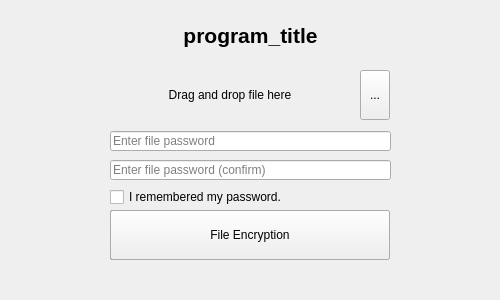
This is program/src/FileEncWindow.ui in suzukaotto/enc-program-v2_GUI as Qt 5 draws it before an edit. The edited form follows.
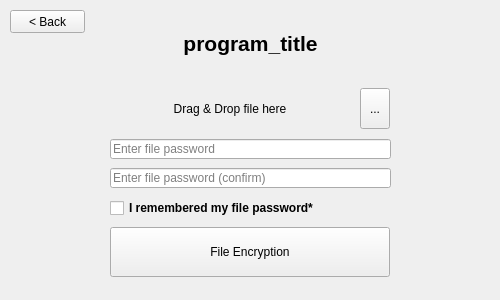
This is the edited form. Icons and pictures are not drawn.

What changed in the file:
```diff
--- a/program/src/FileEncWindow.ui
+++ b/program/src/FileEncWindow.ui
@@ -25,7 +25,7 @@
     <property name="geometry">
      <rect>
       <x>10</x>
-      <y>10</y>
+      <y>18</y>
       <width>481</width>
       <height>51</height>
      </rect>
@@ -61,7 +61,7 @@
     <property name="geometry">
      <rect>
       <x>110</x>
-      <y>210</y>
+      <y>227</y>
       <width>280</width>
       <height>50</height>
      </rect>
@@ -77,9 +77,9 @@
     <property name="geometry">
      <rect>
       <x>110</x>
-      <y>70</y>
+      <y>88</y>
       <width>240</width>
-      <height>50</height>
+      <height>41</height>
      </rect>
     </property>
     <property name="sizePolicy">
@@ -94,8 +94,17 @@
     <property name="acceptDrops">
      <bool>false</bool>
     </property>
+    <property name="toolTip">
+     <string>Drag or drop file here.</string>
+    </property>
+    <property name="autoFillBackground">
+     <bool>false</bool>
+    </property>
     <property name="text">
-     <string>Drag and drop file here</string>
+     <string>Drag &amp; Drop file here</string>
+    </property>
+    <property name="textFormat">
+     <enum>Qt::PlainText</enum>
     </property>
     <property name="alignment">
      <set>Qt::AlignCenter</set>
@@ -105,9 +114,9 @@
     <property name="geometry">
      <rect>
       <x>360</x>
-      <y>70</y>
+      <y>88</y>
       <width>30</width>
-      <height>50</height>
+      <height>41</height>
      </rect>
     </property>
     <property name="cursor">
@@ -124,11 +133,25 @@
     <property name="geometry">
      <rect>
       <x>110</x>
-      <y>131</y>
+      <y>139</y>
       <width>281</width>
       <height>20</height>
      </rect>
     </property>
+    <property name="font">
+     <font>
+      <kerning>true</kerning>
+     </font>
+    </property>
+    <property name="mouseTracking">
+     <bool>false</bool>
+    </property>
+    <property name="acceptDrops">
+     <bool>false</bool>
+    </property>
+    <property name="toolTip">
+     <string>Enter the password you want to set for the file.</string>
+    </property>
     <property name="text">
      <string notr="true"/>
     </property>
@@ -142,7 +165,10 @@
      <enum>QLineEdit::Normal</enum>
     </property>
     <property name="dragEnabled">
-     <bool>true</bool>
+     <bool>false</bool>
+    </property>
+    <property name="readOnly">
+     <bool>false</bool>
     </property>
     <property name="placeholderText">
      <string>Enter file password</string>
@@ -158,7 +184,7 @@
     <property name="geometry">
      <rect>
       <x>110</x>
-      <y>160</y>
+      <y>168</y>
       <width>281</width>
       <height>20</height>
      </rect>
@@ -188,32 +214,16 @@
      <bool>true</bool>
     </property>
    </widget>
-   <widget class="QCheckBox" name="pw_chk_box">
-    <property name="geometry">
-     <rect>
-      <x>110</x>
-      <y>190</y>
-      <width>280</width>
-      <height>14</height>
-     </rect>
-    </property>
-    <property name="cursor">
-     <cursorShape>PointingHandCursor</cursorShape>
-    </property>
-    <property name="text">
-     <string>I remembered my password.                            </string>
-    </property>
-   </widget>
-   <widget class="QProgressBar" name="enc_progress_bar">
+   <widget class="QProgressBar" name="progress_bar">
     <property name="enabled">
      <bool>true</bool>
     </property>
     <property name="geometry">
      <rect>
-      <x>110</x>
-      <y>210</y>
-      <width>280</width>
-      <height>50</height>
+      <x>111</x>
+      <y>240</y>
+      <width>278</width>
+      <height>31</height>
      </rect>
     </property>
     <property name="sizePolicy">
@@ -226,7 +236,7 @@
      <bool>false</bool>
     </property>
     <property name="value">
-     <number>24</number>
+     <number>0</number>
     </property>
     <property name="textVisible">
      <bool>false</bool>
@@ -240,8 +250,52 @@
     <property name="textDirection">
      <enum>QProgressBar::TopToBottom</enum>
     </property>
+    <property name="format">
+     <string/>
+    </property>
    </widget>
-   <zorder>enc_progress_bar</zorder>
+   <widget class="QCheckBox" name="check_box">
+    <property name="geometry">
+     <rect>
+      <x>110</x>
+      <y>200</y>
+      <width>280</width>
+      <height>16</height>
+     </rect>
+    </property>
+    <property name="font">
+     <font>
+      <pointsize>9</pointsize>
+      <weight>75</weight>
+      <bold>true</bold>
+      <stylestrategy>PreferDefault</stylestrategy>
+      <kerning>true</kerning>
+     </font>
+    </property>
+    <property name="toolTip">
+     <string>If you forget your password, you won't be able to recover your files</string>
+    </property>
+    <property name="text">
+     <string>I remembered my file password*          </string>
+    </property>
+   </widget>
+   <widget class="QPushButton" name="back_btn">
+    <property name="geometry">
+     <rect>
+      <x>10</x>
+      <y>10</y>
+      <width>75</width>
+      <height>23</height>
+     </rect>
+    </property>
+    <property name="toolTip">
+     <string>return to menu</string>
+    </property>
+    <property name="text">
+     <string>&lt; Back</string>
+    </property>
+   </widget>
+   <zorder>progress_bar</zorder>
    <zorder>title_label</zorder>
    <zorder>file_enc_btn</zorder>
    <zorder>file_path_label</zorder>
```
Left out of the diff: 36 changed lines with no effect on the pictures.
